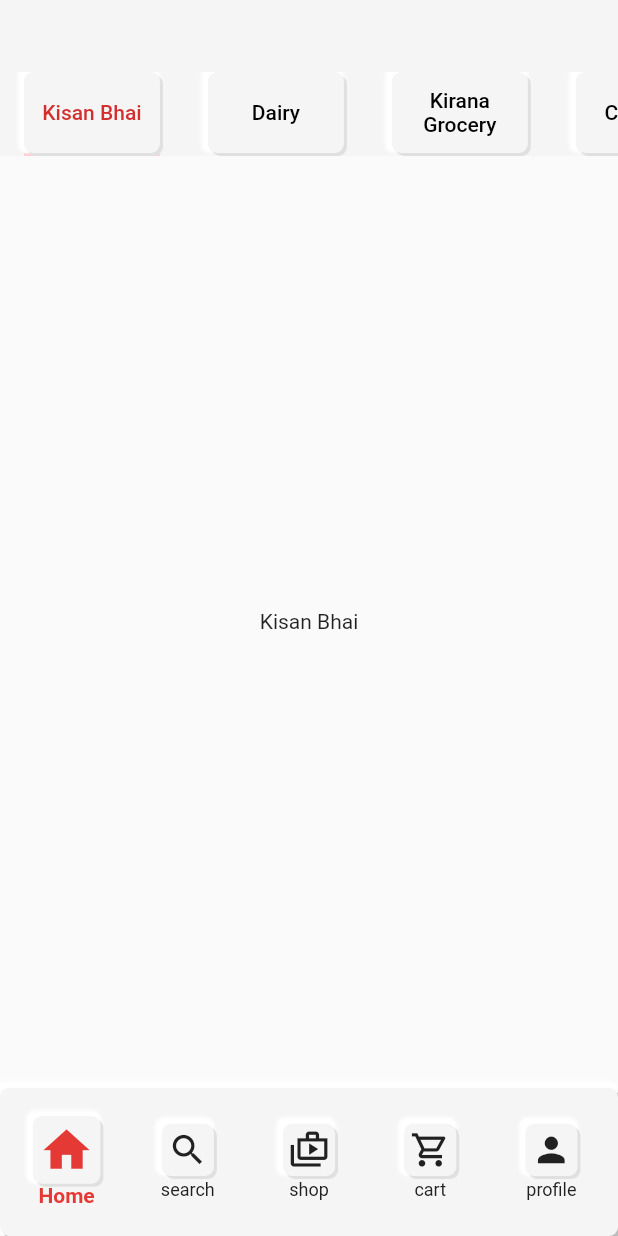
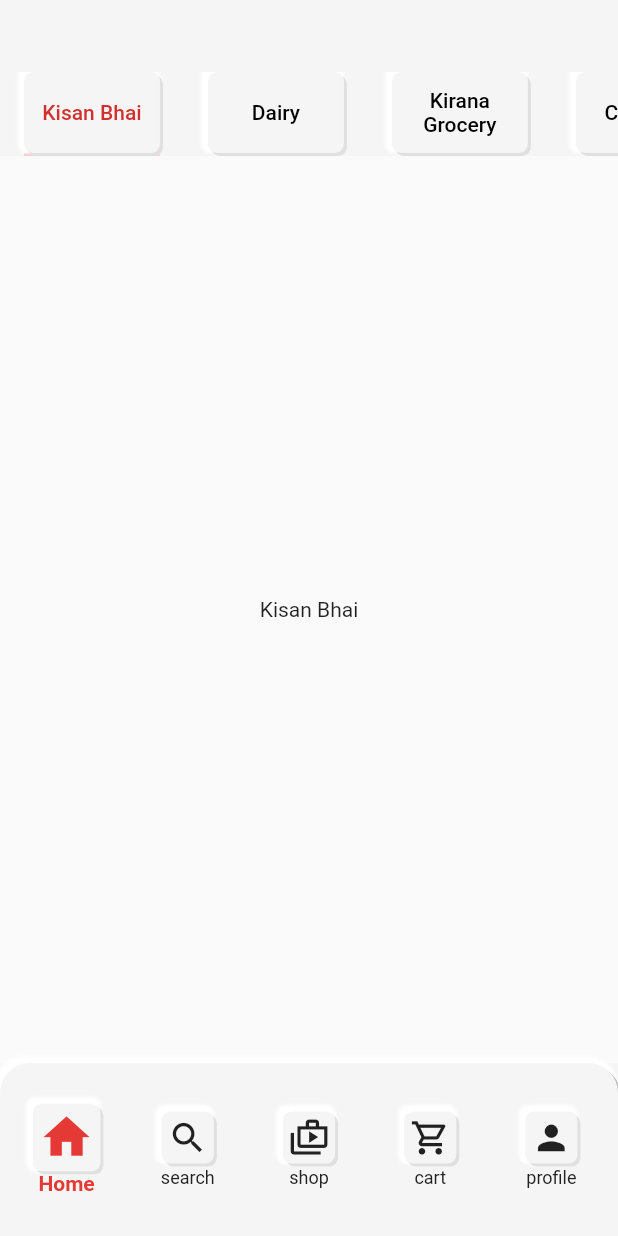
Before and after one commit to Sunny-india/latuni, a Flutter app: the screen it shows after launch, on a phone screen of 412 x 824 dp. Run offline on Flutter 3.47's test engine with Material 2 defaults, Android fonts, the phone set to English and light mode, and no system bars.

Commit message:
first commit till video 8-9

```diff
--- a/lib/main_screens/customer_home_screen.dart
+++ b/lib/main_screens/customer_home_screen.dart
@@ -43,14 +43,16 @@ class _CustomerHomeScreenState extends State<CustomerHomeScreen> {
       backgroundColor: Colors.grey.shade100,
       body: SafeArea(child: pages[_selectedIndex]),
       bottomNavigationBar: DecoratedContainer(
-        myHeight: size.height * .12,
+        topLeftCurve: 20,
+        topRightCurve: 20,
+        bottomLeftCurve: 0,
+        bottomRightCurve: 0,
+        myHeight: size.height * .14,
         backgroundColor: Colors.grey.shade100,
         shadowRightColor: Colors.grey.shade400,
         myChild: BottomNavigationBar(
             selectedLabelStyle: const TextStyle(fontWeight: FontWeight.w600),
-            selectedIconTheme: IconThemeData(
-              size: width * .09,
-            ),
+            selectedIconTheme: IconThemeData(size: width * .09),
             unselectedItemColor: Colors.grey.shade900,
             iconSize: width * .065,
             selectedItemColor: Colors.red.shade600,
--- a/lib/main_screens/home.dart
+++ b/lib/main_screens/home.dart
@@ -25,21 +25,15 @@ class Home extends StatelessWidget {
                   RepeatedTab(categoryName: 'Clothing'),
                 ]),
           ),
-          body: SafeArea(
+          body: const SafeArea(
               child: TabBarView(
             children: [
-              Center(
-                child: Text('Kisan Bhai'),
-              ),
-              Center(
-                child: Text('Dairy'),
-              ),
+              Center(child: Text('Kisan Bhai')),
+              Center(child: Text('Dairy')),
               Center(
                 child: Text('Kirana Grocery'),
               ),
-              Center(
-                child: Text('Clothin'),
-              ),
+              Center(child: Text('Clothing')),
             ],
           )),
         ));
```
